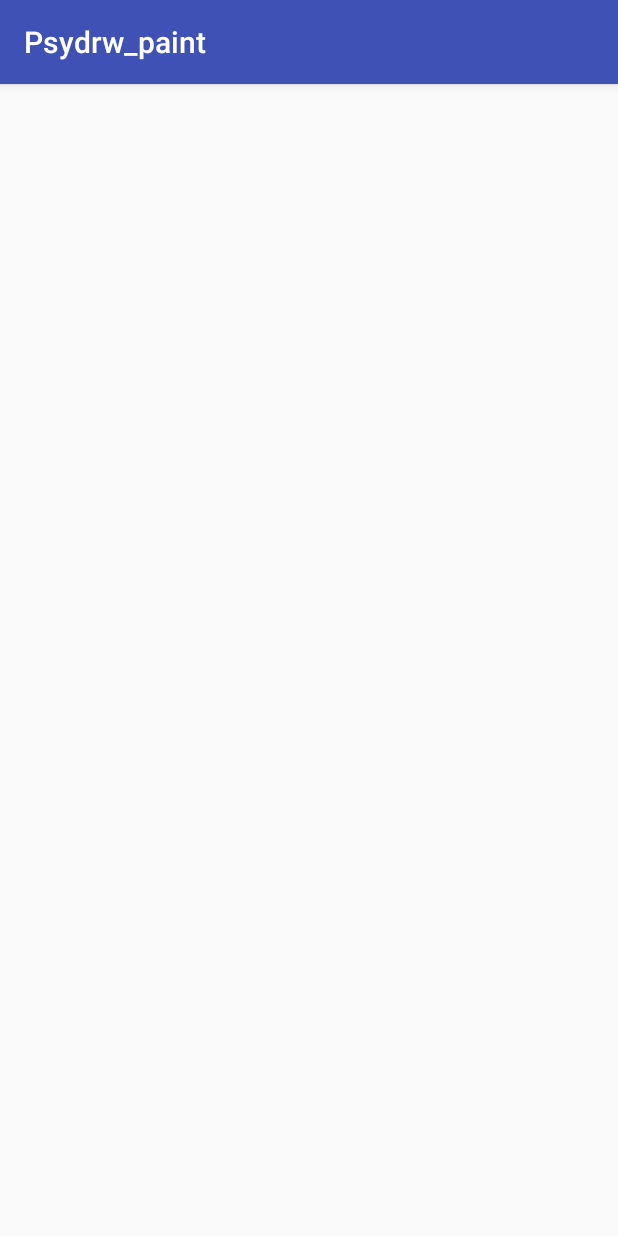
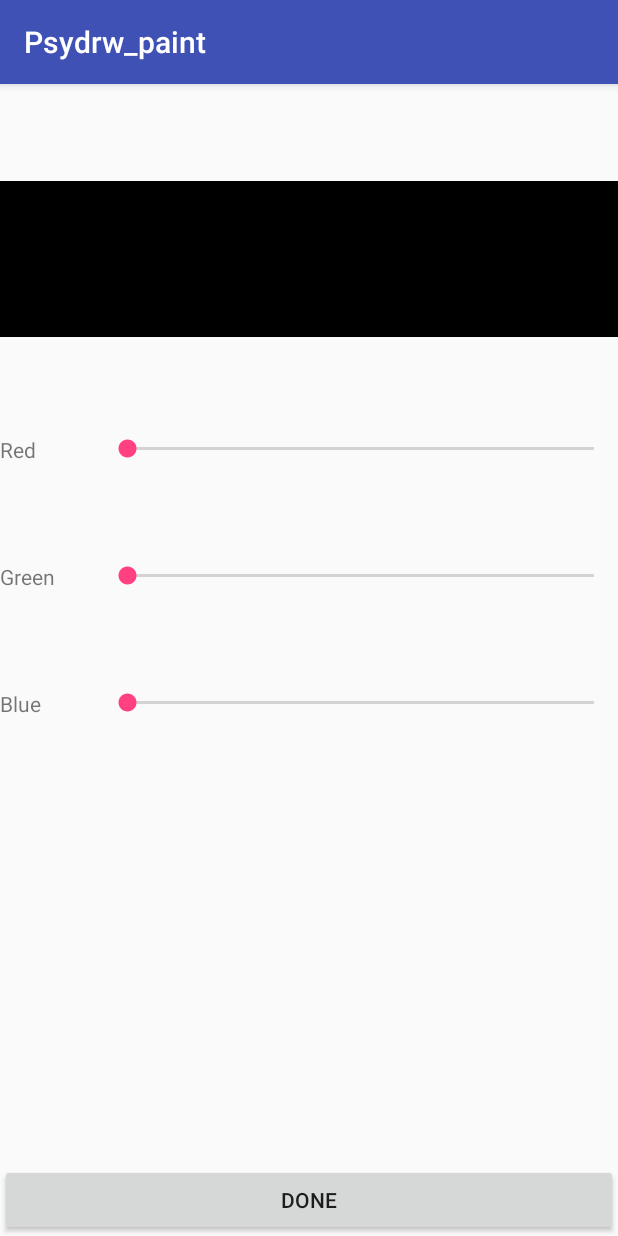
Before and after one commit to blaze237/MDP_CW1, an Android app: the screen it shows after launch (ColourSelection), after a tap on "COLOUR", on a phone screen of 412 x 824 dp. Run offline under Robolectric (Android 15) with nearby library versions, the phone set to English and light mode, and no system bars.

Commit message:
Colour sliders

```diff
--- a/app/src/main/java/com/example/psydrw/mdp_cw1/ColourSelection.java
+++ b/app/src/main/java/com/example/psydrw/mdp_cw1/ColourSelection.java
@@ -1,14 +1,112 @@
 package com.example.psydrw.mdp_cw1;
 
 
+import android.app.Activity;
+import android.content.Intent;
+import android.graphics.Color;
 import android.support.v7.app.AppCompatActivity;
 import android.os.Bundle;
+import android.util.Log;
+import android.view.View;
+import android.widget.SeekBar;
 
 public class ColourSelection extends AppCompatActivity {
+
+    SeekBar redBar;
+    SeekBar greenBar;
+    SeekBar blueBar;
+    View colourPreview;
+
+    int r,g,b;
 
     @Override
     protected void onCreate(Bundle savedInstanceState) {
         super.onCreate(savedInstanceState);
         setContentView(R.layout.activity_colour_selection);
+
+        redBar =(SeekBar) findViewById(R.id.redBar);
+        greenBar =(SeekBar) findViewById(R.id.greenBar);
+        blueBar =(SeekBar) findViewById(R.id.blueBar);
+
+        colourPreview = (View)findViewById(R.id.colourPreview);
+        colourPreview.setBackgroundColor(Color.argb(255, r, g, b));
+
+        int colour =  getIntent().getIntExtra("Current Colour",0xff000000);
+
+        //Extract rgb vals from colour
+        r = (colour >> 16) & 0xff;
+        g = (colour >> 8) & 0xff;
+        b = colour & 0xff;
+
+        //Init scroll bars
+        redBar.setProgress(r);
+        greenBar.setProgress(g);
+        blueBar.setProgress(b);
+
+        //Set up anonymous listener to grab data from the colour sliders
+        redBar.setOnSeekBarChangeListener(new SeekBar.OnSeekBarChangeListener() {
+                @Override
+                public void onProgressChanged(SeekBar seekBar, int progress, boolean fromUser) {
+                   r = progress;
+                    colourPreview.setBackgroundColor(Color.argb(255, r, g, b));
+                }
+
+              @Override
+              public void onStartTrackingTouch(SeekBar seekBar) {
+              }
+
+              @Override
+              public void onStopTrackingTouch(SeekBar seekBar) {
+              }
+
+          });
+
+        greenBar.setOnSeekBarChangeListener(new SeekBar.OnSeekBarChangeListener() {
+                @Override
+                public void onProgressChanged(SeekBar seekBar, int progress, boolean fromUser) {
+                    g = progress;
+                    colourPreview.setBackgroundColor(Color.argb(255, r, g, b));
+                }
+
+                @Override
+                public void onStartTrackingTouch(SeekBar seekBar) {
+                }
+
+                @Override
+                public void onStopTrackingTouch(SeekBar seekBar) {
+                }
+
+            });
+
+        blueBar.setOnSeekBarChangeListener(new SeekBar.OnSeekBarChangeListener() {
+            @Override
+            public void onProgressChanged(SeekBar seekBar, int progress, boolean fromUser) {
+                b = progress;
+                colourPreview.setBackgroundColor(Color.argb(255, r, g, b));
+            }
+
+            @Override
+            public void onStartTrackingTouch(SeekBar seekBar) {
+            }
+
+            @Override
+            public void onStopTrackingTouch(SeekBar seekBar) {
+            }
+
+        });
+
+    }
+
+
+
+    public void returnMain(View view)
+    {
+        Intent result = new Intent();
+
+        int colour = Color.argb(255, r, g, b);
+
+        result.putExtra("New Colour",colour);
+        setResult(Activity.RESULT_OK, result);
+        finish();
     }
 }
--- a/app/src/main/java/com/example/psydrw/mdp_cw1/FingerPainterView.java
+++ b/app/src/main/java/com/example/psydrw/mdp_cw1/FingerPainterView.java
@@ -1,4 +1,5 @@
 package com.example.psydrw.mdp_cw1;
+
 /*
  * Copyright (C) 2007 The Android Open Source Project
  *
@@ -14,8 +15,6 @@ package com.example.psydrw.mdp_cw1;
  * See the License for the specific language governing permissions and
  * limitations under the License.
  */
-
-
 
 import android.content.Context;
 import android.graphics.Bitmap;
--- a/app/src/main/java/com/example/psydrw/mdp_cw1/MainActivity.java
+++ b/app/src/main/java/com/example/psydrw/mdp_cw1/MainActivity.java
@@ -1,20 +1,41 @@
 package com.example.psydrw.mdp_cw1;
 
+import android.app.Activity;
 import android.content.Intent;
 import android.support.v7.app.AppCompatActivity;
 import android.os.Bundle;
+import android.util.Log;
 import android.view.View;
 
 public class MainActivity extends AppCompatActivity {
 
+    static final int COLOUR_REQUEST = 1;
+    static final int BRUSH_REQUEST = 2;
+
     private FingerPainterView fView;
 
+
     @Override
-    protected void onCreate(Bundle savedInstanceState) {
+    protected void onCreate(Bundle savedInstanceState)
+    {
         super.onCreate(savedInstanceState);
         setContentView(R.layout.activity_main);
 
-     //   fView = (FingerPainterView)findViewById(R.id.fingerview);
+        fView = (FingerPainterView)findViewById(R.id.fingerview);
+    }
+
+    @Override
+    protected void onActivityResult(int requestCode, int resultCode, Intent data)
+    {
+        if(resultCode == Activity.RESULT_OK)
+        {
+            //Set new brush colour
+            if (requestCode == COLOUR_REQUEST)
+            {
+                int col = data.getIntExtra("New Colour",0xff000000);
+                fView.setColour(col);
+            }
+        }
     }
 
 
@@ -27,13 +48,12 @@ public class MainActivity extends AppCompatActivity {
 
     }
 
-    public void SetColour(View view) {
-        Intent colScreen = new Intent(getApplicationContext(),ColourSelection.class);
-        colScreen.putExtra("Colour Current",fView.getColour());
+    public void SetColour(View view)
+    {
+        Intent colScreen = new Intent(MainActivity.this,ColourSelection.class);
+        colScreen.putExtra("Current Colour",fView.getColour());
 
-        startActivityForResult(colScreen,2); //Arb int
-
+        startActivityForResult(colScreen,COLOUR_REQUEST); //Arb int
     }
 
 }
-//android:text="@string/btn_Example" /> string resource syntax
--- a/app/src/main/res/layout/activity_colour_selection.xml
+++ b/app/src/main/res/layout/activity_colour_selection.xml
@@ -1,9 +1,120 @@
 <?xml version="1.0" encoding="utf-8"?>
-<android.support.constraint.ConstraintLayout xmlns:android="http://schemas.android.com/apk/res/android"
+<LinearLayout xmlns:android="http://schemas.android.com/apk/res/android"
     xmlns:app="http://schemas.android.com/apk/res-auto"
     xmlns:tools="http://schemas.android.com/tools"
     android:layout_width="match_parent"
     android:layout_height="match_parent"
+    android:orientation="vertical"
     tools:context="com.example.psydrw.mdp_cw1.ColourSelection">
 
-</android.support.constraint.ConstraintLayout>
+    <Space
+        android:layout_width="match_parent"
+        android:layout_height="wrap_content"
+        android:layout_weight="0.22"
+        android:background="#ff0000ff"
+        android:visibility="visible" />
+
+    <View
+        android:id="@+id/colourPreview"
+        android:layout_width="match_parent"
+        android:layout_height="0dp"
+        android:layout_weight="0.35"
+        android:background="#ff000000" />
+
+    <Space
+        android:layout_width="match_parent"
+        android:layout_height="wrap_content"
+        android:layout_weight="0.22"
+        android:background="#ff0000ff"
+        android:visibility="visible" />
+
+    <LinearLayout
+        android:layout_width="match_parent"
+        android:layout_height="wrap_content"
+        android:layout_weight="0.22"
+        android:orientation="horizontal">
+
+        <TextView
+            android:id="@+id/redVal"
+            android:layout_width="match_parent"
+            android:layout_height="wrap_content"
+            android:layout_weight="5"
+            android:text="Red" />
+
+        <SeekBar
+            android:id="@+id/redBar"
+            style="@android:style/Widget.Material.SeekBar"
+            android:layout_width="match_parent"
+            android:layout_height="wrap_content"
+            android:layout_weight="1"
+            android:max="255"
+            android:progress="1"
+            android:visibility="visible" />
+    </LinearLayout>
+
+    <LinearLayout
+        android:layout_width="match_parent"
+        android:layout_height="wrap_content"
+        android:layout_weight="0.22"
+        android:orientation="horizontal">
+
+        <TextView
+            android:id="@+id/greenVal"
+            android:layout_width="match_parent"
+            android:layout_height="wrap_content"
+            android:layout_weight="5"
+            android:text="Green" />
+
+        <SeekBar
+            android:id="@+id/greenBar"
+            style="@android:style/Widget.Material.SeekBar"
+            android:layout_width="match_parent"
+            android:layout_height="wrap_content"
+            android:layout_weight="1"
+            android:max="255"
+            android:progress="1"
+            android:visibility="visible" />
+    </LinearLayout>
+
+    <LinearLayout
+        android:layout_width="match_parent"
+        android:layout_height="wrap_content"
+        android:layout_weight="1"
+        android:orientation="horizontal">
+
+        <TextView
+            android:id="@+id/blueVal"
+            android:layout_width="match_parent"
+            android:layout_height="wrap_content"
+            android:layout_weight="5"
+            android:text="Blue" />
+
+        <SeekBar
+            android:id="@+id/blueBar"
+            style="@android:style/Widget.Material.SeekBar"
+            android:layout_width="match_parent"
+            android:layout_height="wrap_content"
+            android:layout_weight="1"
+            android:max="255"
+            android:progress="1"
+            android:visibility="visible" />
+    </LinearLayout>
+
+    <LinearLayout
+        android:layout_width="match_parent"
+        android:layout_height="wrap_content"
+        android:orientation="horizontal">
+
+        <Button
+            android:id="@+id/Return"
+            android:layout_width="wrap_content"
+            android:layout_height="wrap_content"
+            android:layout_weight="1"
+            android:onClick="returnMain"
+            android:text="Done" />
+
+
+    </LinearLayout>
+
+
+</LinearLayout>
```
Lines whose indentation alone changed are shown as unchanged.
